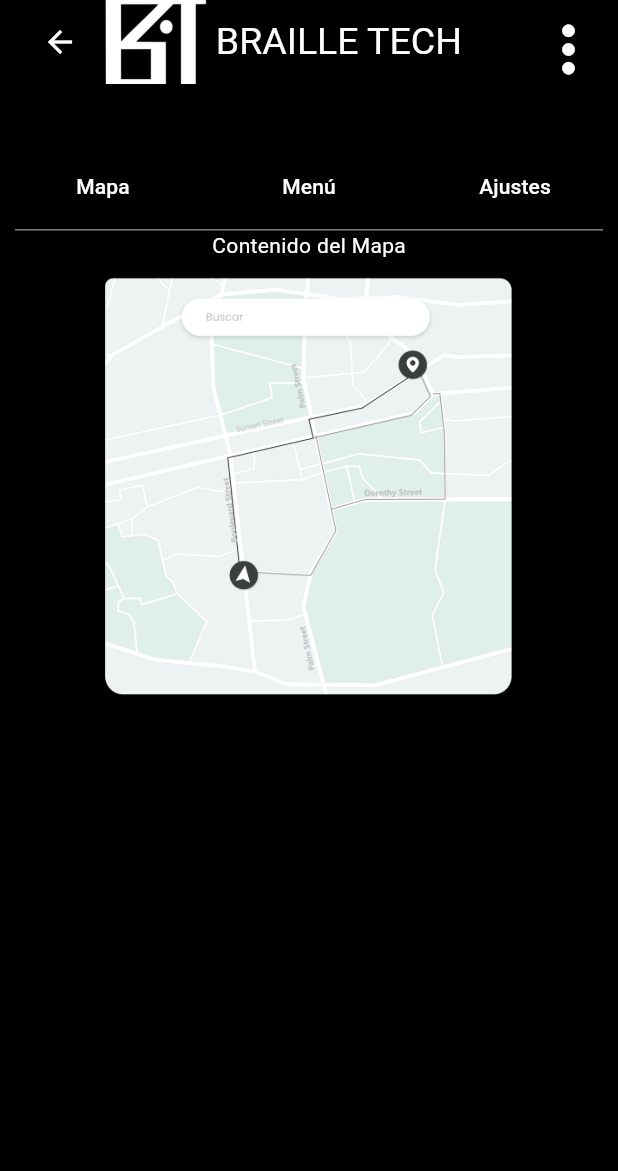
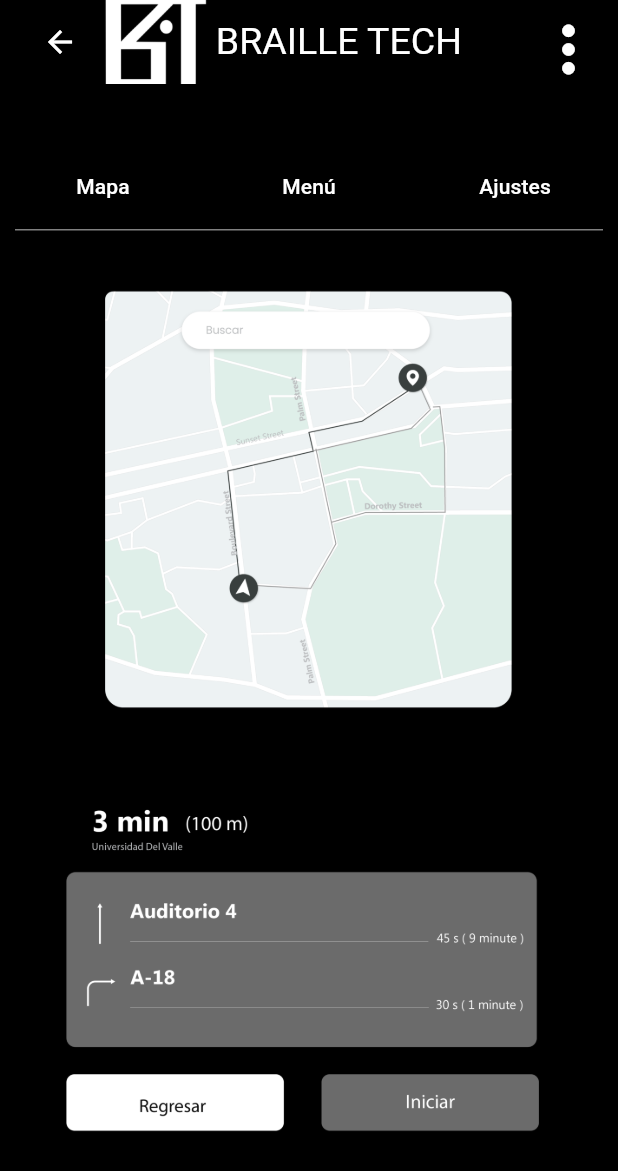
Before and after one commit to Oveth29/Proyecto-Hackaton, a Flutter app: the screen it shows after launch, on a phone screen of 412 x 824 dp. Shown: the top 1171 px of the screen. Run offline on Flutter 3.47's test engine with Material 3 defaults, Android fonts, the light colour scheme and no system bars; our stand-ins replace speech_to_text.

Commit message:
Actualizacion2

```diff
--- a/braille_tech/lib/main.dart
+++ b/braille_tech/lib/main.dart
@@ -177,14 +177,20 @@ class _HomeScreenState extends State<HomeScreen> {
                 index: _currentIndex,
                 children: [
                   Column(
+                    mainAxisAlignment: MainAxisAlignment.center,
                     children: [
-                      Center(
-                          child: Text('Contenido del Mapa',
-                              style: TextStyle(color: Colors.white))),
-                      // Imagen que se muestra al seleccionar "Mapa"
+                      //Center(
+                          //child: Text('Contenido del Mapa',
+                             // style: TextStyle(color: Colors.white))),
+                      // Mostrar ambas imágenes al seleccionar "Mapa"
                       if (_currentIndex == 0)
-                        Image.asset(
-                            "assets/MAPAMENU.png"), // Asegúrate de que el nombre sea correcto
+                        Column(
+                         children: [
+                         Image.asset("assets/MAPAMENU.png"),
+                        SizedBox(height: 10),
+                        Image.asset("assets/ABAJOMAPA.png"),
+    ],
+  )
                     ],
                   ),
                   MenuScreen(),
```
